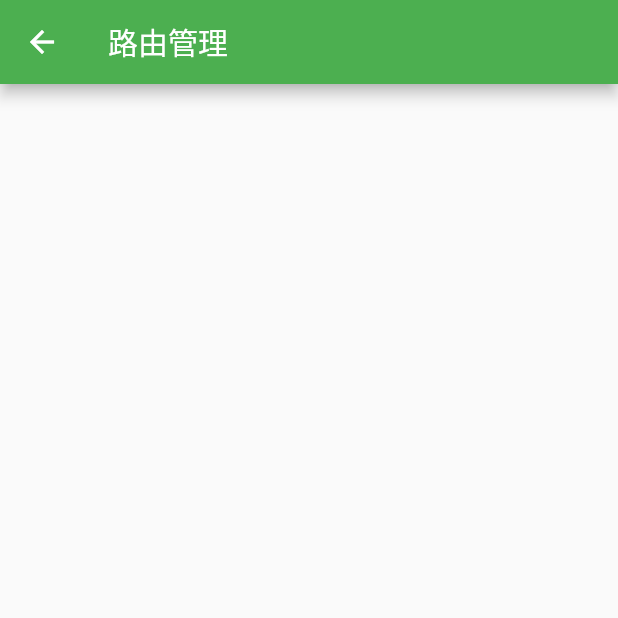
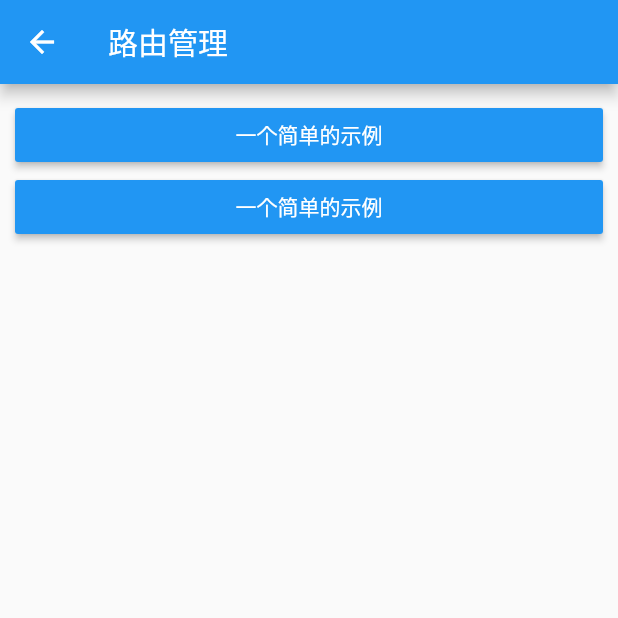
Before and after one commit to CXTCodes/first_app, a Flutter app: the screen it shows after launch, after a tap on "路由管理", on a phone screen of 412 x 824 dp, the top half of it. Run offline on Flutter 3.47's test engine with Material 2 defaults, Android fonts, the phone set to English and light mode, and no system bars.

Commit message:
进度2.2.1——1

```diff
--- a/lib/main.dart
+++ b/lib/main.dart
@@ -1,5 +1,6 @@
 import 'package:first_app/pages/home.dart';
 import 'package:flutter/material.dart';
+import 'package:flutter/services.dart';
 
 void main() {
   runApp(App());
@@ -12,7 +13,7 @@ class App extends StatelessWidget {
     MaterialApp app = new MaterialApp(
       title: 'Flutter课堂',
       theme: ThemeData(
-        primarySwatch: Colors.green,
+        primarySwatch: createMaterialColor(Colors.black),
       ),
       home: HomePage(title: 'Flutter课堂'),
       debugShowCheckedModeBanner: false,
@@ -20,4 +21,24 @@ class App extends StatelessWidget {
 
     return app;
   }
+
+  MaterialColor createMaterialColor(Color color) {
+    List strengths = <double>[.05];
+    Map<int, Color> swatch = <int, Color>{};
+    final int r = color.red, g = color.green, b = color.blue;
+
+    for (int i = 1; i < 10; i++) {
+      strengths.add(0.1 * i);
+    }
+    strengths.forEach((strength) {
+      final double ds = 0.5 - strength;
+      swatch[(strength * 1000).round()] = Color.fromRGBO(
+        r + ((ds < 0 ? r : (255 - r)) * ds).round(),
+        g + ((ds < 0 ? g : (255 - g)) * ds).round(),
+        b + ((ds < 0 ? b : (255 - b)) * ds).round(),
+        1,
+      );
+    });
+    return MaterialColor(color.value, swatch);
+  }
 }
--- a/lib/pages/home.dart
+++ b/lib/pages/home.dart
@@ -19,17 +19,20 @@ class _HomePageState extends State<HomePage> {
     List<MaterialButton> buttons = [];
     List<String> textList = [];
     List<Widget> pageList = [];
+    List<MaterialColor> colors = [];
 
     textList.add("路由管理");
     pageList.add(new RouteManage(title: "路由管理"));
+    colors.add(Colors.blue);
 
     for (int i = 0; i < textList.length; i++) {
-      buttons.add(newMaterialButton(textList[i], pageList[i]));
+      buttons.add(newMaterialButton(textList[i], pageList[i],colors[i]));
     }
 
     Scaffold scaffold = new Scaffold(
         appBar: AppBar(
           title: Text(widget.title),
+          brightness: Brightness.dark,
         ),
         //滚动布局
         body: Padding(
@@ -42,10 +45,10 @@ class _HomePageState extends State<HomePage> {
     return scaffold;
   }
 
-  MaterialButton newMaterialButton(String text, Widget page) {
+  MaterialButton newMaterialButton(String text, Widget page,MaterialColor color) {
     var materialButton = MaterialButton(
       child: Text(text),
-      color: Colors.green,
+      color: color,
       textColor: Colors.white,
       onPressed: () {
         Navigator.push(context, CupertinoPageRoute(builder: (context) {
--- a/lib/pages/routeManage.dart
+++ b/lib/pages/routeManage.dart
@@ -2,20 +2,42 @@ import 'package:flutter/cupertino.dart';
 import 'package:flutter/material.dart';
 
 class RouteManage extends StatelessWidget {
-
   String title;
 
   RouteManage({required this.title});
 
   @override
   Widget build(BuildContext context) {
-
     Scaffold scaffold = new Scaffold(
-      appBar: AppBar(title: Text(title)),
+      appBar: AppBar(
+        title: Text(title),
+        brightness: Brightness.dark,
+        backgroundColor: Colors.blue,
+      ),
       body: Padding(
         padding: EdgeInsets.all(10),
         child: ListView(
-          children: [],
+          children: [
+            MaterialButton(
+                child: Text("一个简单的示例"),
+                textColor: Colors.white,
+                color: Colors.blue,
+                onPressed: () {
+                  Navigator.push(context, MaterialPageRoute(builder: (context) {
+                    return Demo();
+                  }));
+                }),
+
+            MaterialButton(
+                child: Text("一个简单的示例"),
+                textColor: Colors.white,
+                color: Colors.blue,
+                onPressed: () {
+                  Navigator.push(context, MaterialPageRoute(builder: (context) {
+                    return Demo();
+                  }));
+                }),
+          ],
         ),
       ),
     );
@@ -23,3 +45,23 @@ class RouteManage extends StatelessWidget {
     return scaffold;
   }
 }
+
+//MaterialPageRoute
+
+//一个简单示例
+class Demo extends StatelessWidget {
+  @override
+  Widget build(BuildContext context) {
+    Scaffold scaffold = new Scaffold(
+      appBar: AppBar(
+        title: Text("新路由"),
+        backgroundColor: Colors.blue,
+      ),
+      body: Center(
+        child: Text("这是一个新路由"),
+      ),
+    );
+
+    return scaffold;
+  }
+}
```
